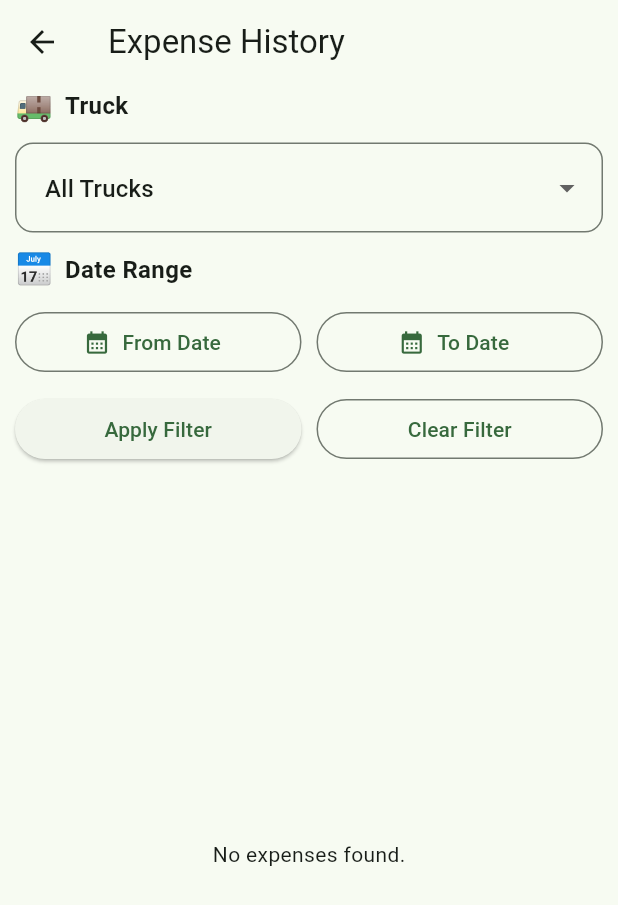
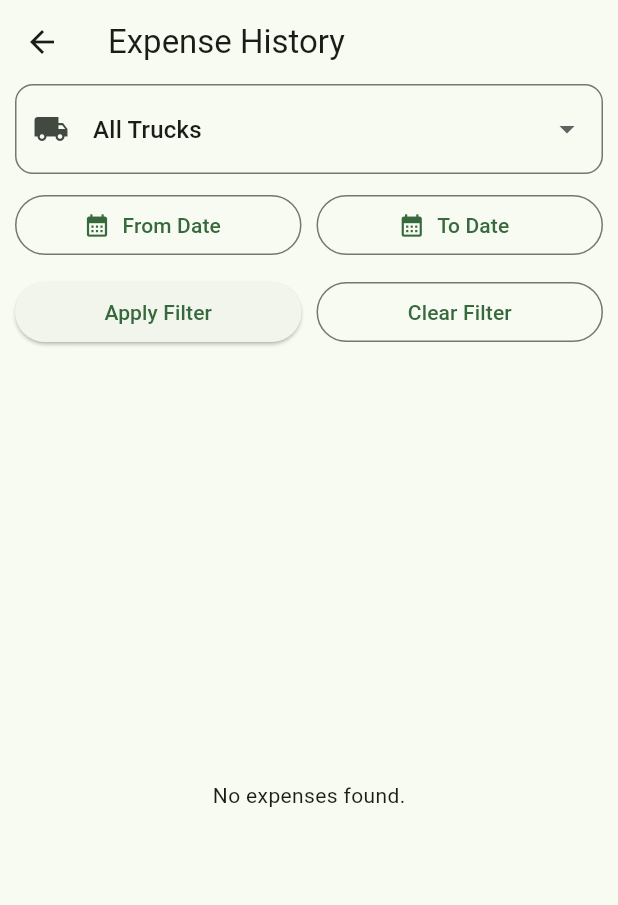
Before and after one commit to mittalhimanshu76-vicky/gpi-fleet, a Flutter app: the ExpenseHistoryScreen screen opened directly, on a phone screen of 412 x 824 dp. Shown: the top 905 px of the screen. Run offline on Flutter 3.47's test engine with Material 3 defaults, Android fonts, the phone set to English and light mode, and no system bars; our stand-ins replace sqflite; accounts and stored records are empty.

Commit message:
Stable Version 1.0

```diff
--- a/lib/page/history_screen.dart
+++ b/lib/page/history_screen.dart
@@ -193,28 +193,11 @@ class _ExpenseHistoryScreenState extends State<ExpenseHistoryScreen> {
         children: [
           Padding(
             padding: const EdgeInsets.symmetric(horizontal: 10),
-            child: Column(
-              crossAxisAlignment: CrossAxisAlignment.start,
-              children: [
-                const Row(
-                  children: [
-                    Text('🚚', style: TextStyle(fontSize: 20)),
-                    SizedBox(width: 8),
-                    Text(
-                      'Truck',
-                      style: TextStyle(
-                        fontSize: 16,
-                        fontWeight: FontWeight.bold,
-                      ),
-                    ),
-                  ],
-                ),
-                const SizedBox(height: 10),
-                DropdownButtonFormField<String>(
+            child: DropdownButtonFormField<String>(
               value: selectedTruck,
               decoration: const InputDecoration(
                 hintText: 'Select Truck',
-                    floatingLabelBehavior: FloatingLabelBehavior.never,
+                prefixIcon: Icon(Icons.local_shipping),
                 border: OutlineInputBorder(
                   borderRadius: BorderRadius.all(Radius.circular(12)),
                 ),
@@ -231,29 +214,10 @@ class _ExpenseHistoryScreenState extends State<ExpenseHistoryScreen> {
               ],
               onChanged: (value) => setState(() => selectedTruck = value!),
             ),
-              ],
-            ),
           ),
           Padding(
             padding: const EdgeInsets.all(10),
-            child: Column(
-              crossAxisAlignment: CrossAxisAlignment.start,
-              children: [
-                const Row(
-                  children: [
-                    Text('📅', style: TextStyle(fontSize: 20)),
-                    SizedBox(width: 8),
-                    Text(
-                      'Date Range',
-                      style: TextStyle(
-                        fontSize: 16,
-                        fontWeight: FontWeight.bold,
-                      ),
-                    ),
-                  ],
-                ),
-                const SizedBox(height: 10),
-                Row(
+            child: Row(
               children: [
                 Expanded(
                   child: OutlinedButton.icon(
@@ -269,8 +233,6 @@ class _ExpenseHistoryScreenState extends State<ExpenseHistoryScreen> {
                     icon: const Icon(Icons.calendar_month),
                     label: Text(formatDate(selectedToDate, 'To Date')),
                   ),
-                    ),
-                  ],
                 ),
               ],
             ),
```
Also changed, not shown: 2 other files. Lines whose indentation alone changed are shown as unchanged.
